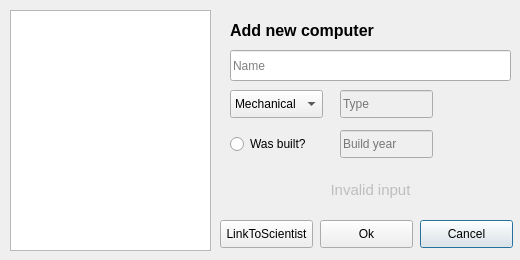
gudmundurb/H22, file addcomputerdialog.ui: the form before one commit.
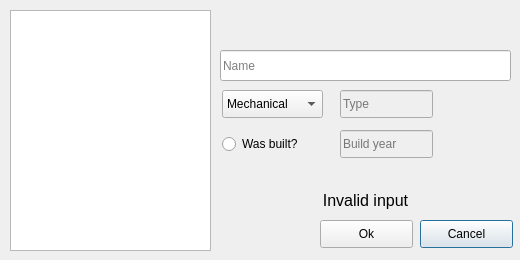
The form after the commit. Icons and pictures are not drawn.

The edit to the form file:
```diff
--- a/addcomputerdialog.ui
+++ b/addcomputerdialog.ui
@@ -35,9 +35,9 @@
   <widget class="QLineEdit" name="InputComputerName">
    <property name="geometry">
     <rect>
-     <x>230</x>
+     <x>220</x>
      <y>50</y>
-     <width>281</width>
+     <width>291</width>
      <height>31</height>
     </rect>
    </property>
@@ -80,9 +80,9 @@
   <widget class="QComboBox" name="TypeDropDown">
    <property name="geometry">
     <rect>
-     <x>230</x>
+     <x>222</x>
      <y>90</y>
-     <width>93</width>
+     <width>101</width>
      <height>28</height>
     </rect>
    </property>
@@ -125,19 +125,6 @@
     <string>Cancel</string>
    </property>
   </widget>
-  <widget class="QPushButton" name="pushButton_3">
-   <property name="geometry">
-    <rect>
-     <x>220</x>
-     <y>220</y>
-     <width>93</width>
-     <height>28</height>
-    </rect>
-   </property>
-   <property name="text">
-    <string>LinkToScientist</string>
-   </property>
-  </widget>
   <widget class="QPushButton" name="C_add_ok">
    <property name="geometry">
     <rect>
@@ -154,9 +141,9 @@
   <widget class="QRadioButton" name="RadioWasBuilt">
    <property name="geometry">
     <rect>
-     <x>230</x>
+     <x>222</x>
      <y>130</y>
-     <width>93</width>
+     <width>101</width>
      <height>28</height>
     </rect>
    </property>
@@ -164,19 +151,6 @@
     <string>Was built?</string>
    </property>
   </widget>
-  <widget class="QLabel" name="TitleComputerAdd">
-   <property name="geometry">
-    <rect>
-     <x>230</x>
-     <y>10</y>
-     <width>231</width>
-     <height>41</height>
-    </rect>
-   </property>
-   <property name="text">
-    <string>&lt;html&gt;&lt;head/&gt;&lt;body&gt;&lt;p&gt;&lt;span style=&quot; font-size:12pt; font-weight:600;&quot;&gt;Add new computer&lt;/span&gt;&lt;/p&gt;&lt;/body&gt;&lt;/html&gt;</string>
-   </property>
-  </widget>
   <widget class="QLineEdit" name="InputComputerType">
    <property name="enabled">
     <bool>false</bool>
@@ -195,19 +169,19 @@
   </widget>
   <widget class="QLabel" name="InvalidInput">
    <property name="enabled">
-    <bool>false</bool>
+    <bool>true</bool>
    </property>
    <property name="geometry">
     <rect>
-     <x>310</x>
-     <y>180</y>
-     <width>121</width>
+     <x>220</x>
+     <y>190</y>
+     <width>291</width>
      <height>20</height>
     </rect>
    </property>
    <property name="font">
     <font>
-     <pointsize>11</pointsize>
+     <pointsize>12</pointsize>
     </font>
    </property>
    <property name="text">
```
Left out of the diff: 1 changed line with no effect on the pictures.
